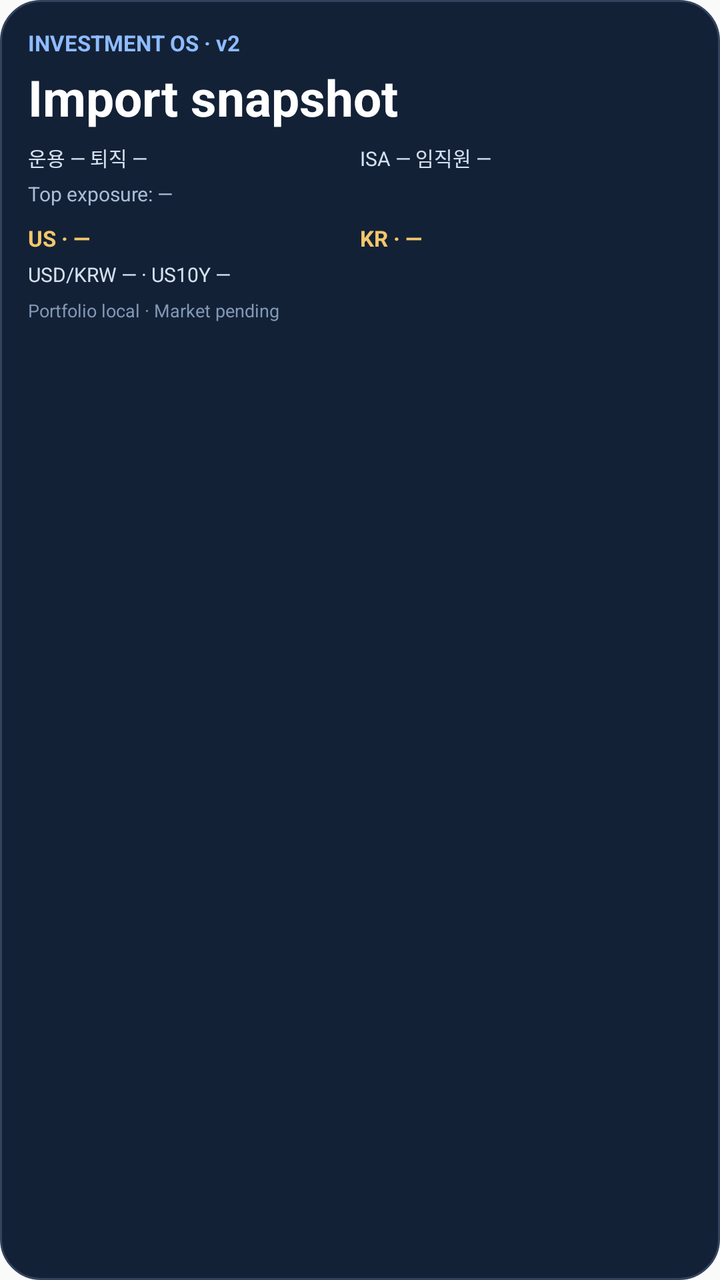
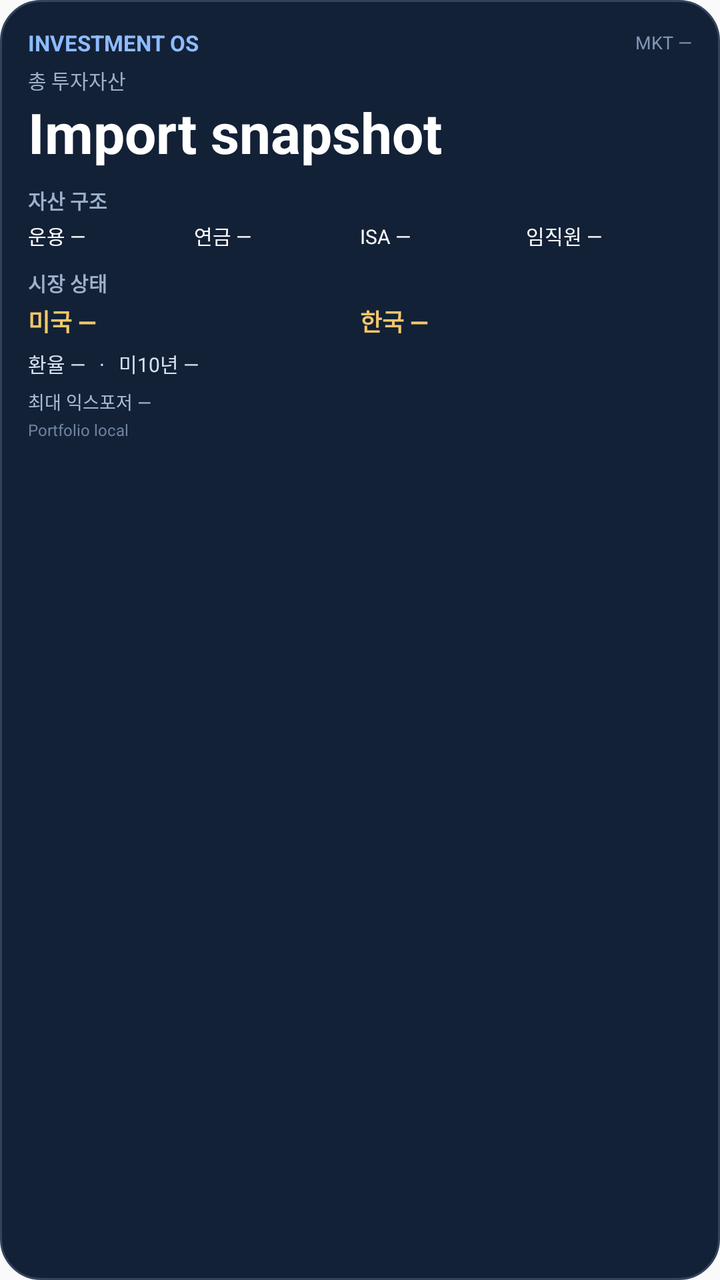

Screens rendered from an Android XML layout before and after an edit, with the pre-edit source and the edit as a unified diff.
<!-- AndroidManifest.xml: application theme android:Theme.Material.Light.NoActionBar -->
<!-- res/layout/portfolio_widget.xml -->
<?xml version="1.0" encoding="utf-8"?>
<LinearLayout xmlns:android="http://schemas.android.com/apk/res/android"
    android:id="@+id/widget_root" android:layout_width="match_parent" android:layout_height="match_parent"
    android:orientation="vertical" android:padding="14dp" android:background="@drawable/widget_background">

    <TextView android:id="@+id/title" android:layout_width="match_parent" android:layout_height="wrap_content"
        android:text="INVESTMENT OS · v2" android:textSize="11sp" android:textStyle="bold" android:textColor="#8EBCFF"/>

    <TextView android:id="@+id/total" android:layout_width="match_parent" android:layout_height="wrap_content"
        android:text="Import snapshot" android:textSize="25sp" android:textStyle="bold"
        android:textColor="#FFFFFF" android:singleLine="true" android:ellipsize="end" android:layout_marginTop="3dp"/>

    <LinearLayout android:layout_width="match_parent" android:layout_height="wrap_content"
        android:orientation="horizontal" android:layout_marginTop="6dp">
        <TextView android:id="@+id/asset_left" android:layout_width="0dp" android:layout_height="wrap_content"
            android:layout_weight="1" android:text="운용 —
퇴직 —" android:textSize="10sp" android:textColor="#D5E1EF"/>
        <TextView android:id="@+id/asset_right" android:layout_width="0dp" android:layout_height="wrap_content"
            android:layout_weight="1" android:text="ISA —
임직원 —" android:textSize="10sp" android:textColor="#D5E1EF"/>
    </LinearLayout>

    <TextView android:id="@+id/top_exposure" android:layout_width="match_parent" android:layout_height="wrap_content"
        android:text="Top exposure: —" android:textSize="10sp" android:textColor="#A9BDD5"
        android:singleLine="true" android:ellipsize="end" android:layout_marginTop="4dp"/>

    <LinearLayout android:layout_width="match_parent" android:layout_height="wrap_content"
        android:orientation="horizontal" android:layout_marginTop="8dp">
        <TextView android:id="@+id/us_market" android:layout_width="0dp" android:layout_height="wrap_content"
            android:layout_weight="1" android:text="US · —" android:textStyle="bold" android:textSize="11sp" android:textColor="#F4C76A"/>
        <TextView android:id="@+id/kr_market" android:layout_width="0dp" android:layout_height="wrap_content"
            android:layout_weight="1" android:text="KR · —" android:textStyle="bold" android:textSize="11sp" android:textColor="#F4C76A"/>
    </LinearLayout>

    <TextView android:id="@+id/macro" android:layout_width="match_parent" android:layout_height="wrap_content"
        android:text="USD/KRW — · US10Y —" android:textSize="10sp" android:textColor="#D5E1EF"
        android:singleLine="true" android:ellipsize="end" android:layout_marginTop="4dp"/>

    <TextView android:id="@+id/date" android:layout_width="match_parent" android:layout_height="wrap_content"
        android:text="Portfolio local · Market pending" android:textSize="9sp" android:textColor="#8298B3"
        android:singleLine="true" android:ellipsize="end" android:layout_marginTop="5dp"/>
</LinearLayout>
<!-- resources referenced by this layout -->
<resources>
  <!-- drawable widget_background (drawable) -->
  <?xml version="1.0" encoding="utf-8"?>
  <shape xmlns:android="http://schemas.android.com/apk/res/android">
      <solid android:color="#132137"/>
      <corners android:radius="20dp"/>
      <stroke android:width="1dp" android:color="#32435D"/>
  </shape>
</resources>

<!-- the commit's change to res/layout/portfolio_widget.xml (unified diff, before → after) -->
@@ -1,42 +1,175 @@
 <?xml version="1.0" encoding="utf-8"?>
 <LinearLayout xmlns:android="http://schemas.android.com/apk/res/android"
-    android:id="@+id/widget_root" android:layout_width="match_parent" android:layout_height="match_parent"
-    android:orientation="vertical" android:padding="14dp" android:background="@drawable/widget_background">
+    android:id="@+id/widget_root"
+    android:layout_width="match_parent"
+    android:layout_height="match_parent"
+    android:orientation="vertical"
+    android:padding="14dp"
+    android:background="@drawable/widget_background">
 
-    <TextView android:id="@+id/title" android:layout_width="match_parent" android:layout_height="wrap_content"
-        android:text="INVESTMENT OS · v2" android:textSize="11sp" android:textStyle="bold" android:textColor="#8EBCFF"/>
-
-    <TextView android:id="@+id/total" android:layout_width="match_parent" android:layout_height="wrap_content"
-        android:text="Import snapshot" android:textSize="25sp" android:textStyle="bold"
-        android:textColor="#FFFFFF" android:singleLine="true" android:ellipsize="end" android:layout_marginTop="3dp"/>
-
-    <LinearLayout android:layout_width="match_parent" android:layout_height="wrap_content"
-        android:orientation="horizontal" android:layout_marginTop="6dp">
-        <TextView android:id="@+id/asset_left" android:layout_width="0dp" android:layout_height="wrap_content"
-            android:layout_weight="1" android:text="운용 —
-퇴직 —" android:textSize="10sp" android:textColor="#D5E1EF"/>
-        <TextView android:id="@+id/asset_right" android:layout_width="0dp" android:layout_height="wrap_content"
-            android:layout_weight="1" android:text="ISA —
-임직원 —" android:textSize="10sp" android:textColor="#D5E1EF"/>
+    
+    <LinearLayout
+        android:layout_width="match_parent"
+        android:layout_height="wrap_content"
+        android:orientation="horizontal"
+        android:gravity="center_vertical">
+        <TextView
+            android:layout_width="0dp"
+            android:layout_height="wrap_content"
+            android:layout_weight="1"
+            android:text="INVESTMENT OS"
+            android:textSize="11sp"
+            android:textStyle="bold"
+            android:textColor="#8EBCFF"/>
+        <TextView
+            android:id="@+id/market_time"
+            android:layout_width="wrap_content"
+            android:layout_height="wrap_content"
+            android:text="MKT —"
+            android:textSize="9sp"
+            android:textColor="#8298B3"/>
     </LinearLayout>
 
-    <TextView android:id="@+id/top_exposure" android:layout_width="match_parent" android:layout_height="wrap_content"
-        android:text="Top exposure: —" android:textSize="10sp" android:textColor="#A9BDD5"
-        android:singleLine="true" android:ellipsize="end" android:layout_marginTop="4dp"/>
+    <TextView
+        android:layout_width="match_parent"
+        android:layout_height="wrap_content"
+        android:text="총 투자자산"
+        android:textSize="10sp"
+        android:textColor="#9DB1C9"
+        android:layout_marginTop="4dp"/>
 
-    <LinearLayout android:layout_width="match_parent" android:layout_height="wrap_content"
-        android:orientation="horizontal" android:layout_marginTop="8dp">
-        <TextView android:id="@+id/us_market" android:layout_width="0dp" android:layout_height="wrap_content"
-            android:layout_weight="1" android:text="US · —" android:textStyle="bold" android:textSize="11sp" android:textColor="#F4C76A"/>
-        <TextView android:id="@+id/kr_market" android:layout_width="0dp" android:layout_height="wrap_content"
-            android:layout_weight="1" android:text="KR · —" android:textStyle="bold" android:textSize="11sp" android:textColor="#F4C76A"/>
+    <TextView
+        android:id="@+id/total"
+        android:layout_width="match_parent"
+        android:layout_height="wrap_content"
+        android:text="Import snapshot"
+        android:textSize="28sp"
+        android:textStyle="bold"
+        android:textColor="#FFFFFF"
+        android:singleLine="true"
+        android:ellipsize="end"/>
+
+    
+    <TextView
+        android:layout_width="match_parent"
+        android:layout_height="wrap_content"
+        android:text="자산 구조"
+        android:textSize="10sp"
+        android:textStyle="bold"
+        android:textColor="#9DB1C9"
+        android:layout_marginTop="8dp"/>
+
+    <LinearLayout
+        android:layout_width="match_parent"
+        android:layout_height="wrap_content"
+        android:orientation="horizontal"
+        android:layout_marginTop="3dp">
+        <TextView
+            android:id="@+id/active_asset"
+            android:layout_width="0dp"
+            android:layout_height="wrap_content"
+            android:layout_weight="1"
+            android:text="운용
+—"
+            android:textSize="10sp"
+            android:textColor="#FFFFFF"/>
+        <TextView
+            android:id="@+id/retirement_asset"
+            android:layout_width="0dp"
+            android:layout_height="wrap_content"
+            android:layout_weight="1"
+            android:text="연금
+—"
+            android:textSize="10sp"
+            android:textColor="#FFFFFF"/>
+        <TextView
+            android:id="@+id/isa_asset"
+            android:layout_width="0dp"
+            android:layout_height="wrap_content"
+            android:layout_weight="1"
+            android:text="ISA
+—"
+            android:textSize="10sp"
+            android:textColor="#FFFFFF"/>
+        <TextView
+            android:id="@+id/employee_asset"
+            android:layout_width="0dp"
+            android:layout_height="wrap_content"
+            android:layout_weight="1"
+            android:text="임직원
+—"
+            android:textSize="10sp"
+            android:textColor="#FFFFFF"/>
     </LinearLayout>
 
-    <TextView android:id="@+id/macro" android:layout_width="match_parent" android:layout_height="wrap_content"
-        android:text="USD/KRW — · US10Y —" android:textSize="10sp" android:textColor="#D5E1EF"
-        android:singleLine="true" android:ellipsize="end" android:layout_marginTop="4dp"/>
+    
+    <TextView
+        android:layout_width="match_parent"
+        android:layout_height="wrap_content"
+        android:text="시장 상태"
+        android:textSize="10sp"
+        android:textStyle="bold"
+        android:textColor="#9DB1C9"
+        android:layout_marginTop="9dp"/>
 
-    <TextView android:id="@+id/date" android:layout_width="match_parent" android:layout_height="wrap_content"
-        android:text="Portfolio local · Market pending" android:textSize="9sp" android:textColor="#8298B3"
-        android:singleLine="true" android:ellipsize="end" android:layout_marginTop="5dp"/>
+    <LinearLayout
+        android:layout_width="match_parent"
+        android:layout_height="wrap_content"
+        android:orientation="horizontal"
+        android:layout_marginTop="3dp">
+        <TextView
+            android:id="@+id/us_market"
+            android:layout_width="0dp"
+            android:layout_height="wrap_content"
+            android:layout_weight="1"
+            android:text="미국
+—"
+            android:textStyle="bold"
+            android:textSize="12sp"
+            android:textColor="#F4C76A"/>
+        <TextView
+            android:id="@+id/kr_market"
+            android:layout_width="0dp"
+            android:layout_height="wrap_content"
+            android:layout_weight="1"
+            android:text="한국
+—"
+            android:textStyle="bold"
+            android:textSize="12sp"
+            android:textColor="#F4C76A"/>
+    </LinearLayout>
+
+    <TextView
+        android:id="@+id/macro"
+        android:layout_width="match_parent"
+        android:layout_height="wrap_content"
+        android:text="환율 —   ·   미10년 —"
+        android:textSize="10sp"
+        android:textColor="#D5E1EF"
+        android:singleLine="true"
+        android:ellipsize="end"
+        android:layout_marginTop="5dp"/>
+
+    
+    <TextView
+        android:id="@+id/top_exposure"
+        android:layout_width="match_parent"
+        android:layout_height="wrap_content"
+        android:text="최대 익스포저 —"
+        android:textSize="9sp"
+        android:textColor="#A9BDD5"
+        android:singleLine="true"
+        android:ellipsize="end"
+        android:layout_marginTop="5dp"/>
+
+    <TextView
+        android:id="@+id/date"
+        android:layout_width="match_parent"
+        android:layout_height="wrap_content"
+        android:text="Portfolio local"
+        android:textSize="8sp"
+        android:textColor="#6F849E"
+        android:singleLine="true"
+        android:ellipsize="end"
+        android:layout_marginTop="2dp"/>
 </LinearLayout>
